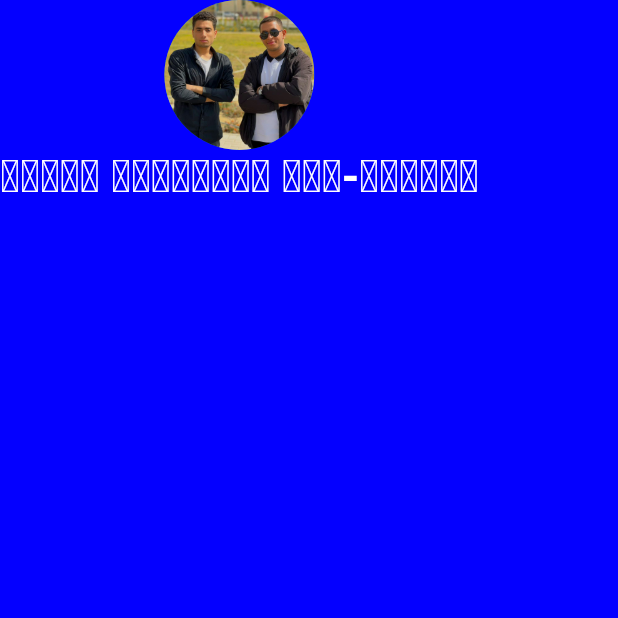
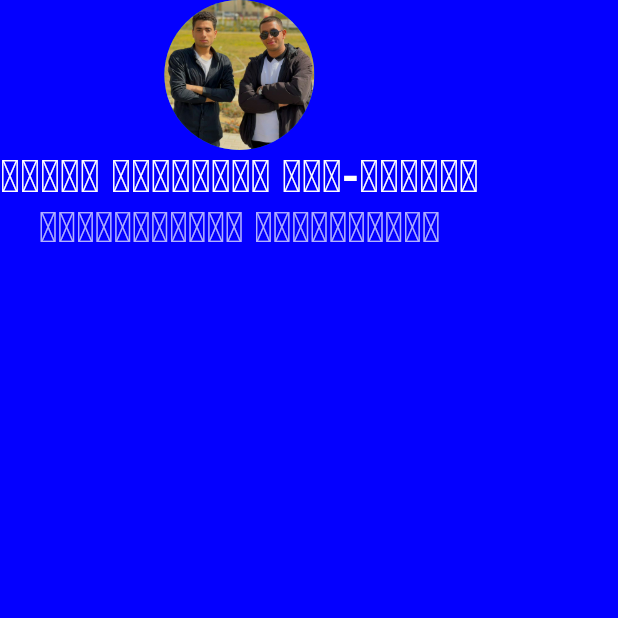
Before and after one commit to OsamaMohammadAbdalaziz/business_card_app, a Flutter app: the screen it shows after launch, on a phone screen of 412 x 824 dp, the top half of it. Run offline on Flutter 3.47's test engine with Material 2 defaults, Android fonts, the phone set to English and light mode, and no system bars.

Commit message:
Add a new Text

```diff
--- a/lib/Pages/Home.dart
+++ b/lib/Pages/Home.dart
@@ -24,6 +24,14 @@ class Home extends StatelessWidget {
                 fontWeight: FontWeight.bold,
               ),
             ),
+            Text(
+              "𝓐𝓹𝓹𝓵𝓲𝓬𝓪𝓽𝓲𝓸𝓷 𝓹𝓻𝓸𝓰𝓻𝓪𝓶𝓶𝓮𝓻",
+              style: TextStyle(
+                color: Colors.white70,
+                fontSize: 28,
+                fontWeight: FontWeight.bold,
+              ),
+            ),
           ],
         ),
       ),
```
